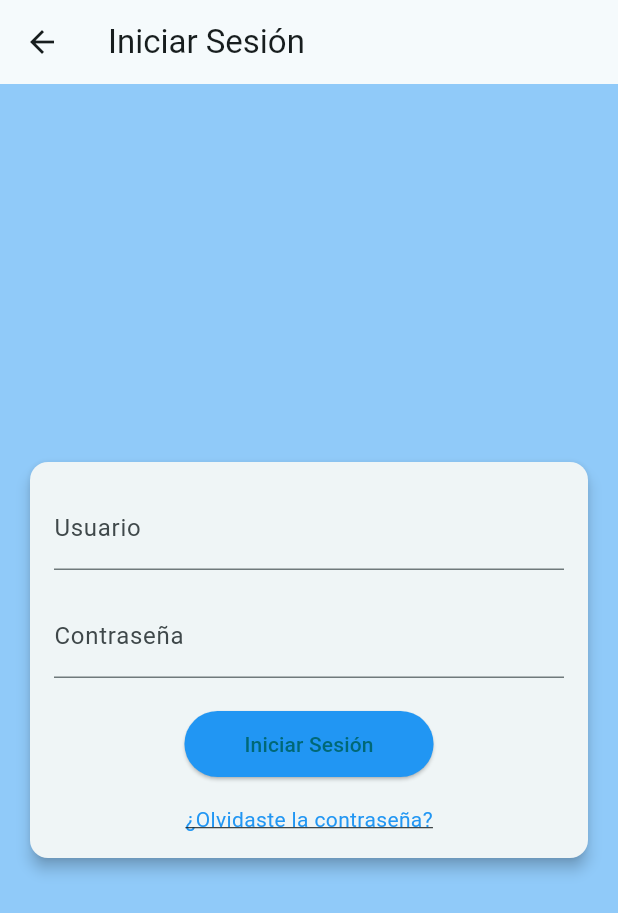
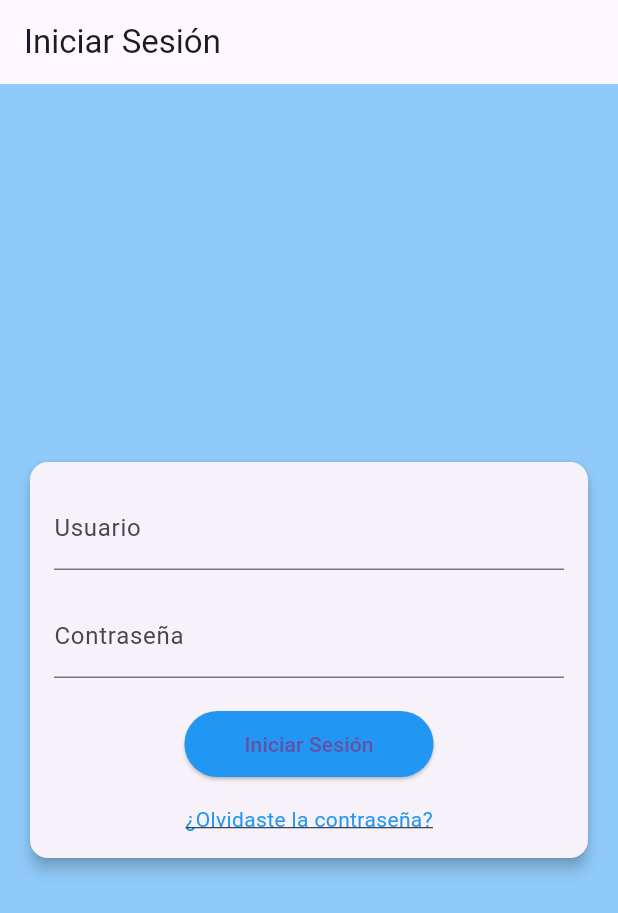
Before and after one commit to Arclust/SIcomercializadoraJA, a Flutter app: the LoginScreen screen opened directly, after a tap on "Iniciar Sesión", on a phone screen of 412 x 824 dp. Shown: the top 913 px of the screen. Run offline on Flutter 3.47's test engine with Material 3 defaults, Android fonts, the phone set to English and light mode, and no system bars; our stand-ins replace csv, qr_flutter; missing offline and left inert: qr_code_scanner_plus.

Commit message:
jajablabla el retorno 2.0 con knuckles

```diff
--- a/flutter_app/lib/funcs.dart
+++ b/flutter_app/lib/funcs.dart
@@ -378,16 +378,23 @@ Future<bool> InicioSesion(String nombreUsuario, String contrasena) async {
 
   final List<List<dynamic>> filas = const CsvToListConverter().convert(csvContent);
 
-  for (int i = 0; i < filas.length; i++) {
-    String fila = filas[i][0] as String;
-    List<String> elemento = fila.substring(0, fila.length).split(';');
+  String fila = filas[0][0] as String;
+  List<String> elemento = fila.substring(0, fila.length).split(';');
 
-    if (elemento[0] == nombreUsuario && elemento[1] == contrasena) {
-      return true;
-    }
+  print(elemento[0]);
+  print(nombreUsuario);
+  print(elemento[1]);
+  print(contrasena);
+
+  if(elemento[1].toString() == contrasena){
+    print('b');
   }
 
-  return false;
+  if (elemento[0] == nombreUsuario && elemento[1] == contrasena) {
+    return true;
+  } else {
+    return false;
+  }
 }
 
 Future<bool> InicioAplicacion() async {
--- a/flutter_app/lib/main.dart
+++ b/flutter_app/lib/main.dart
@@ -9,45 +9,41 @@ void main() {
 
 }
 
-// class MyApp extends StatefulWidget {
-//   @override
-//   _MyAppState createState() => _MyAppState();
-// }
-//
-// class _MyAppState extends State<MyApp> {
-//   bool _usuarioExiste = false;
-//
-//   @override
-//   Future<void> initState() async{
-//     _usuarioExiste = await funcs.InicioAplicacion();
-//     print(_usuarioExiste);
-//   }
-//
-//
-//   @override
-//   Widget build(BuildContext context) {
-//     return _usuarioExiste
-//         ? MyHomePage(title: 'Camiloco')
-//         : MyHomePage(title: 'Camiloco');
-//   }
-// }
+class MyApp extends StatefulWidget {
+  @override
+  _MyAppState createState() => _MyAppState();
+}
 
-class MyApp extends StatelessWidget {
-  const MyApp({super.key});
+class _MyAppState extends State<MyApp> {
+  bool _usuarioExiste = false; // Inicializa el estado
 
-  // This widget is the root of your application.
+  @override
+  void initState() {
+    super.initState();
+    _cargarDatosIniciales(); // Llama a la función que obtiene el boolean
+  }
+
+  Future<void> _cargarDatosIniciales() async {
+    // Aquí va tu lógica para obtener el boolean
+    bool resultado = await funcs.InicioAplicacion();
+
+    setState(() {
+      _usuarioExiste = resultado;
+    });
+  }
+
   @override
   Widget build(BuildContext context) {
     return MaterialApp(
-      title: 'SI - uniformes',
-      theme: ThemeData(
-        colorScheme: ColorScheme.fromSeed(seedColor: const Color.fromARGB(255, 41, 125, 139)),
-        useMaterial3: true,
+      home: Scaffold(
+      body: _usuarioExiste ? LoginScreen() : RegisterScreen(),
       ),
-      home: const MyHomePage(title: 'Johanna'),
     );
   }
 }
+
+
+
 
 
 //PANTALLA DE REGISTRO USUARIO
@@ -162,11 +158,14 @@ class _RegisterScreenState extends State<RegisterScreen> {
 }
 
 
+
+
+
 //PANTALLA INICIO DE SESION
 
 
 class LoginScreen extends StatefulWidget {
-  const LoginScreen({Key? key}) : super(key: key);
+  const LoginScreen({super.key});
 
   @override
   State<LoginScreen> createState() => _LoginScreenState();
@@ -179,7 +178,7 @@ class _LoginScreenState extends State<LoginScreen> {
   Widget build(BuildContext context) {
     return Scaffold(
       appBar: AppBar(
-        title: Text('Iniciar Sesión'),
+        title: const Text('Iniciar Sesión'),
       ),
       body: Container(
         color: Colors.blue.shade200, // Fondo azul shade 200
@@ -196,14 +195,13 @@ class _LoginScreenState extends State<LoginScreen> {
                 mainAxisSize: MainAxisSize.min,
                 children: [
                   TextField(
-                    controller: _passwordController, // Assign the controller
-                    obscureText: true,
+                    controller: _userController,
                     decoration: const InputDecoration(
                       labelText: 'Usuario',
                       hintText: 'Ingrese su nombre de usuario',
                     ),
                   ),
-                  SizedBox(height: 16.0),
+                  const SizedBox(height: 16.0),
                   TextField(
                     controller: _passwordController, // Assign the controller
                     obscureText: true,
@@ -212,22 +210,26 @@ class _LoginScreenState extends State<LoginScreen> {
                       hintText: 'Ingrese su contraseña',
                     ),
                   ),
-                  SizedBox(height: 20.0),
+                  const SizedBox(height: 20.0),
                   ElevatedButton(
                     onPressed: () async {
-                      await funcs.InicioSesion(_userController as String, _passwordController as String);
-                      Navigator.push(
-                        context,
-                        MaterialPageRoute(builder: (context) => MyHomePage(title: _userController as String,)),
-                      );
+                      bool _usuarioCoincide = await funcs.InicioSesion(_userController.text, _passwordController.text);
+                      print(_usuarioCoincide);
+                      if (_usuarioCoincide){
+                        Navigator.push(
+                          context,
+                          MaterialPageRoute(builder: (context) => MyHomePage(title: _userController.text,)),
+                        );
+                      }
+
                     },
                     style: ElevatedButton.styleFrom(
                       backgroundColor: Colors.blue, // Color de fondo del botón
-                      padding: EdgeInsets.symmetric(horizontal: 40.0, vertical: 12.0),
+                      padding: const EdgeInsets.symmetric(horizontal: 40.0, vertical: 12.0),
                     ),
-                    child: Text('Iniciar Sesión'),
+                    child: const Text('Iniciar Sesión'),
                   ),
-                  SizedBox(height: 16.0),
+                  const SizedBox(height: 16.0),
                   GestureDetector(
                     onTap: () {
                       // Acción de "Olvidaste la contraseña"
@@ -251,6 +253,11 @@ class _LoginScreenState extends State<LoginScreen> {
 }
 
 
+
+
+//PANTALLA PRINCIPAL
+
+
 class MyHomePage extends StatefulWidget {
   final String title;
 
@@ -272,7 +279,7 @@ class _MyHomePageState extends State<MyHomePage> {
         title: const Text('¡Hola! ¿Que te deseas hacer?'),
       ),
       body: Container(
-        decoration: BoxDecoration(
+        decoration: const BoxDecoration(
           gradient: LinearGradient(
             colors: [
               Color(0xFFB3E5FC),
```
